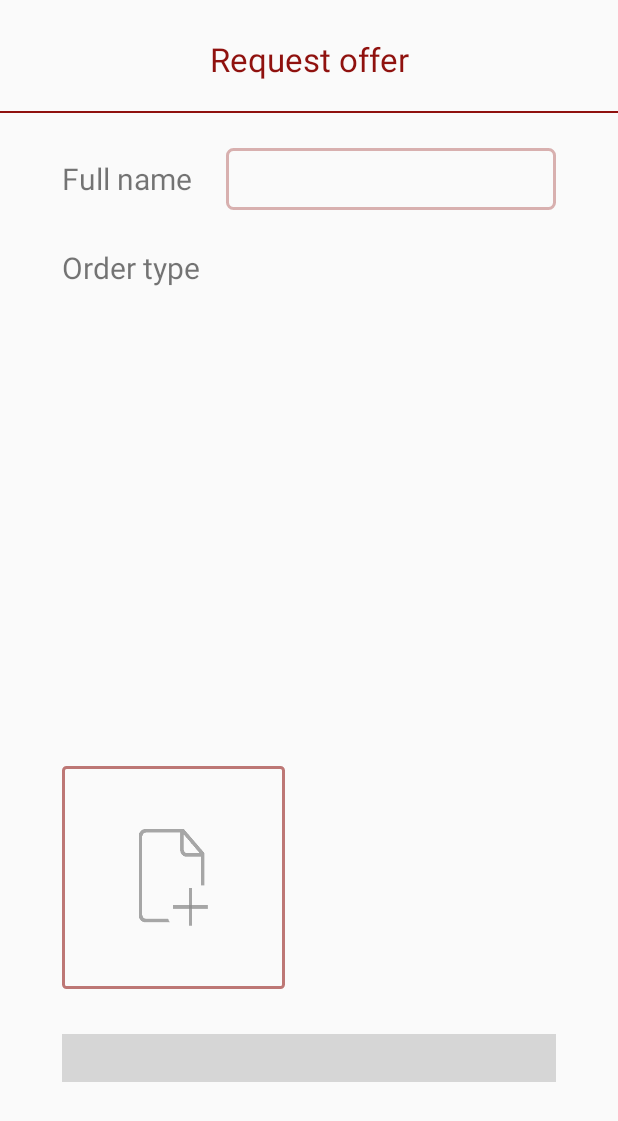
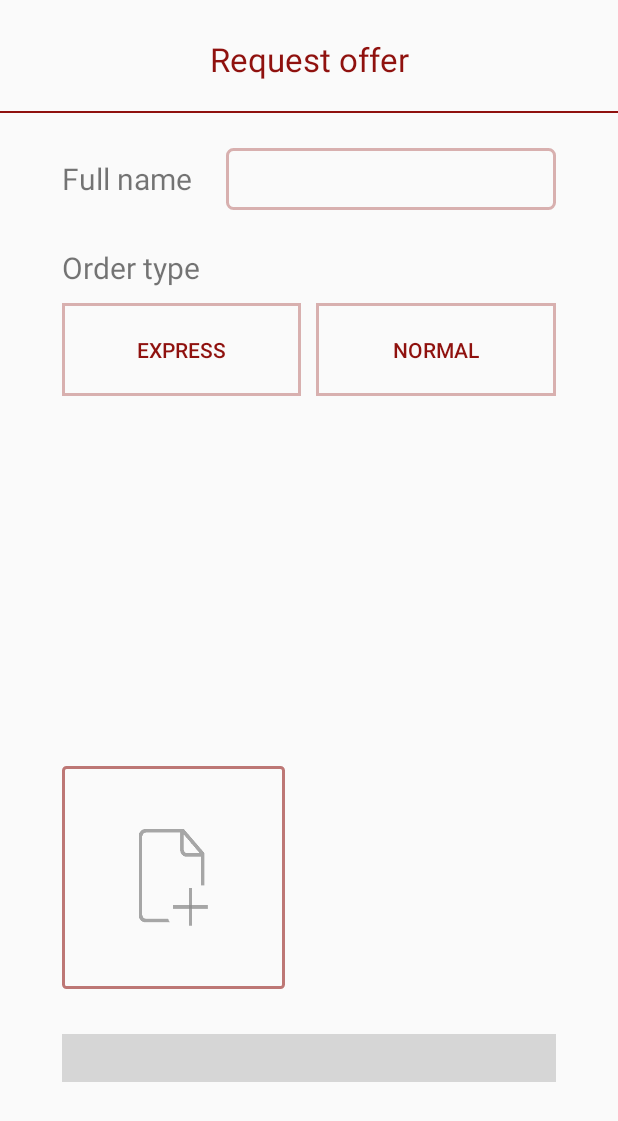
Before and after one commit to bellinda/RadixApp, an Android app: the OfferActivity screen opened directly, with no data from a screen before it, on a phone screen of 412 x 824 dp. Shown: the top 1121 px of the screen. Run offline under Robolectric (Android 15) with nearby library versions, the phone set to English and light mode, and no system bars; libraries missing offline, so code that uses them is left out: me.gujun.android; plain views replace TagGroup; 2 statements that could not run were skipped; grey boxes are pictures that could not be loaded.

Commit message:
added order type choice
Signed-off-by: bellinda <gabriela.angelova@fdiba.tu-sofia.bg>

```diff
--- a/app/src/main/java/com/angelova/w510/radixapp/menuItems/OfferActivity.java
+++ b/app/src/main/java/com/angelova/w510/radixapp/menuItems/OfferActivity.java
@@ -5,9 +5,11 @@ import android.content.Intent;
 import android.database.Cursor;
 import android.net.Uri;
 import android.provider.OpenableColumns;
+import android.support.v4.content.ContextCompat;
 import android.support.v7.app.AppCompatActivity;
 import android.os.Bundle;
 import android.view.View;
+import android.widget.Button;
 import android.widget.LinearLayout;
 import android.widget.TextView;
 
@@ -26,6 +28,8 @@ public class OfferActivity extends BaseActivity {
     private LinearLayout mSelectFile;
     private TagGroup mSelectedFilesGroup;
     private TextView mSelectedFilesLabel;
+    private Button mExpressOrderBtn;
+    private Button mNormalOrderBtn;
 
     private List<String> selectedFilesNames = new ArrayList<>();
 
@@ -41,6 +45,8 @@ public class OfferActivity extends BaseActivity {
         mSelectFile = (LinearLayout) findViewById(R.id.select);
         mSelectedFilesGroup = (TagGroup) findViewById(R.id.tag_group);
         mSelectedFilesLabel = (TextView) findViewById(R.id.selected_files);
+        mExpressOrderBtn = (Button) findViewById(R.id.express_order_btn);
+        mNormalOrderBtn = (Button) findViewById(R.id.normal_order_btn);
 
         mSelectFile.setOnClickListener(new View.OnClickListener() {
             @Override
@@ -71,6 +77,28 @@ public class OfferActivity extends BaseActivity {
                 if(selectedFilesNames.size() == 0) {
                     mSelectedFilesLabel.setVisibility(View.GONE);
                 }
+            }
+        });
+
+        mExpressOrderBtn.setOnClickListener(new View.OnClickListener() {
+            @Override
+            public void onClick(View v) {
+                mExpressOrderBtn.setBackgroundColor(ContextCompat.getColor(OfferActivity.this, R.color.menu_icons_color));
+                mExpressOrderBtn.setTextColor(ContextCompat.getColor(OfferActivity.this, R.color.white));
+
+                mNormalOrderBtn.setBackgroundResource(R.drawable.button_border_no_corner_radius);
+                mNormalOrderBtn.setTextColor(ContextCompat.getColor(OfferActivity.this, R.color.menu_icons_color));
+            }
+        });
+
+        mNormalOrderBtn.setOnClickListener(new View.OnClickListener() {
+            @Override
+            public void onClick(View v) {
+                mNormalOrderBtn.setBackgroundColor(ContextCompat.getColor(OfferActivity.this, R.color.menu_icons_color));
+                mNormalOrderBtn.setTextColor(ContextCompat.getColor(OfferActivity.this, R.color.white));
+
+                mExpressOrderBtn.setBackgroundResource(R.drawable.button_border_no_corner_radius);
+                mExpressOrderBtn.setTextColor(ContextCompat.getColor(OfferActivity.this, R.color.menu_icons_color));
             }
         });
     }
--- /dev/null
+++ b/app/src/main/res/drawable/button_border_no_corner_radius.xml
@@ -0,0 +1,6 @@
+<?xml version="1.0" encoding="UTF-8"?>
+<shape xmlns:android="http://schemas.android.com/apk/res/android">
+
+    <stroke android:width="2dp"
+        android:color="@color/red_border_color"/>
+</shape>
--- a/app/src/main/res/layout/activity_offer.xml
+++ b/app/src/main/res/layout/activity_offer.xml
@@ -81,7 +81,9 @@
                 android:layout_width="0dp"
                 android:layout_height="match_parent"
                 android:layout_weight="4"
-                android:background="@drawable/red_border"/>
+                android:background="@drawable/red_border"
+                android:focusable="false"
+                android:focusableInTouchMode="true"/>
         </LinearLayout>
 
         <android.support.constraint.Guideline
@@ -91,6 +93,13 @@
             app:layout_constraintGuide_percent="0.2"
             android:id="@+id/order_type_guideline" />
 
+        <android.support.constraint.Guideline
+            android:layout_width="0dp"
+            android:layout_height="0dp"
+            android:orientation="horizontal"
+            app:layout_constraintGuide_percent="0.32"
+            android:id="@+id/order_type_bottom_guideline" />
+
         <TextView
             android:layout_width="0dp"
             android:layout_height="wrap_content"
@@ -98,7 +107,38 @@
             app:layout_constraintRight_toRightOf="@id/right_guideline"
             app:layout_constraintTop_toBottomOf="@id/order_type_guideline"
             android:text="@string/offer_order_type"
-            android:textSize="@dimen/labels_text_size"/>
+            android:textSize="@dimen/labels_text_size"
+            android:id="@+id/order_type_label"/>
+
+        <LinearLayout
+            android:layout_width="0dp"
+            android:layout_height="0dp"
+            app:layout_constraintTop_toBottomOf="@id/order_type_label"
+            app:layout_constraintLeft_toLeftOf="@id/left_guideline"
+            app:layout_constraintRight_toRightOf="@id/right_guideline"
+            app:layout_constraintBottom_toTopOf="@id/order_type_bottom_guideline"
+            android:layout_marginTop="10dp"
+            android:weightSum="2">
+
+            <Button
+                android:layout_width="0dp"
+                android:layout_height="match_parent"
+                android:layout_weight="1"
+                android:background="@drawable/button_border_no_corner_radius"
+                android:text="@string/offer_express_order"
+                android:textColor="@color/menu_icons_color"
+                android:id="@+id/express_order_btn"/>
+
+            <Button
+                android:layout_width="0dp"
+                android:layout_height="match_parent"
+                android:layout_weight="1"
+                android:background="@drawable/button_border_no_corner_radius"
+                android:text="@string/offer_normal_order"
+                android:textColor="@color/menu_icons_color"
+                android:id="@+id/normal_order_btn"
+                android:layout_marginLeft="10dp"/>
+        </LinearLayout>
 
 
 
```
